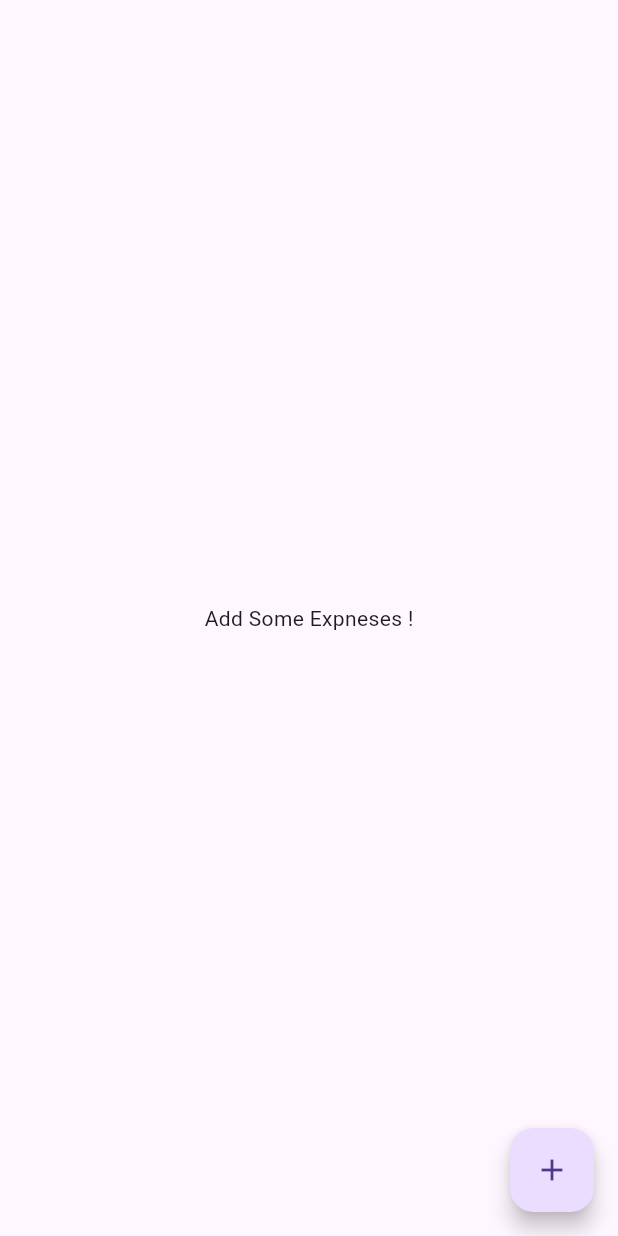
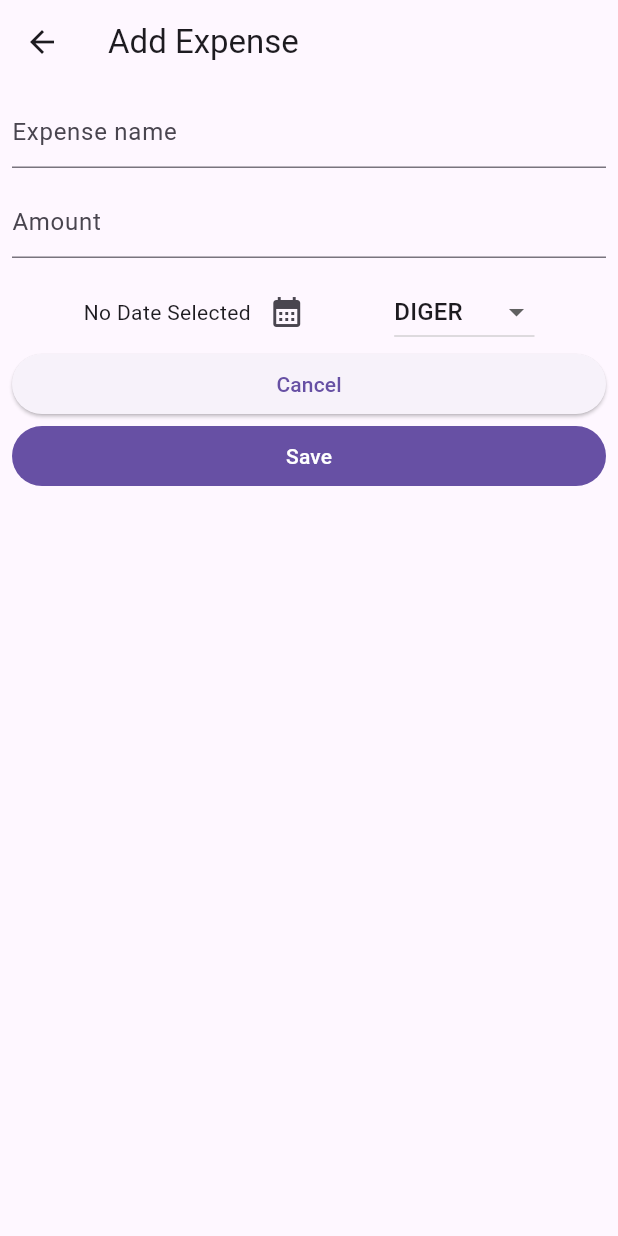
Before and after one commit to omerfaruksomay/expense_tracker, a Flutter app: the ExpensesScreen screen opened directly, after a tap on the "add" icon, on a phone screen of 412 x 824 dp. Run offline on Flutter 3.47's test engine with Material 2 defaults, Android fonts, the phone set to English and light mode, and no system bars; our stand-ins replace flutter_slidable, hive, hive_flutter, syncfusion_flutter_datepicker; accounts and stored records are empty.

```diff
--- a/lib/main.dart
+++ b/lib/main.dart
@@ -22,6 +22,7 @@ class MyApp extends StatelessWidget {
   @override
   Widget build(BuildContext context) {
     return MaterialApp(
+      debugShowCheckedModeBanner: false,
       title: 'Flutter Expense Tracker App',
       theme: ThemeData(
         useMaterial3: true,
--- /dev/null
+++ b/lib/screens/add_expense.dart
@@ -0,0 +1,176 @@
+import 'package:flutter/material.dart';
+import 'package:hive/hive.dart';
+
+import '/models/expense.dart';
+
+class AddExpenseScreen extends StatefulWidget {
+  const AddExpenseScreen({super.key});
+
+  @override
+  State<AddExpenseScreen> createState() => _AddExpenseScreenState();
+}
+
+class _AddExpenseScreenState extends State<AddExpenseScreen> {
+  late final Box box;
+
+  final _nameController = TextEditingController();
+  final _amaountController = TextEditingController();
+
+  DateTime? _selectedDate;
+  Category _selectedCategory = Category.diger;
+
+  final _expenseFormKey = GlobalKey<FormState>();
+
+  @override
+  void initState() {
+    // TODO: implement initState
+    super.initState();
+    box = Hive.box<Expense>('expenses');
+  }
+
+  void _presentDatePicker() async {
+    final now = DateTime.now();
+    final firstDate = DateTime(now.year - 3, now.month, now.day);
+    final pickedDate = await showDatePicker(
+      context: context,
+      initialDate: now,
+      firstDate: firstDate,
+      lastDate: now,
+    );
+    setState(() {
+      _selectedDate = pickedDate;
+    });
+  }
+
+  _addExpense() async {
+    final int id = box.length + 1;
+    final enteredAmount = int.parse(_amaountController.text);
+
+    Expense newExpense = Expense(
+      id: id,
+      name: _nameController.text,
+      amount: enteredAmount,
+      date: _selectedDate!,
+      category: _selectedCategory,
+    );
+
+    box.add(newExpense);
+
+    return ScaffoldMessenger.of(context).showSnackBar(
+      const SnackBar(
+        content: Text('Expesnse Added!'),
+      ),
+    );
+  }
+
+  String? _fieldValidator(String? value) {
+    if (value == null || value.isEmpty) {
+      return 'Field can\'t be empty';
+    }
+    return null;
+  }
+
+  @override
+  Widget build(BuildContext context) {
+    return Scaffold(
+      appBar: AppBar(
+        title: const Text('Add Expense'),
+      ),
+      body: Padding(
+        padding: const EdgeInsets.all(8),
+        child: Form(
+            key: _expenseFormKey,
+            child: Column(
+              children: [
+                TextFormField(
+                  decoration: const InputDecoration(
+                    hintText: 'Expense name',
+                  ),
+                  autocorrect: false,
+                  keyboardType: TextInputType.name,
+                  controller: _nameController,
+                  validator: _fieldValidator,
+                ),
+                const SizedBox(height: 12),
+                TextFormField(
+                  decoration: const InputDecoration(
+                    hintText: 'Amount',
+                  ),
+                  autocorrect: false,
+                  keyboardType: TextInputType.number,
+                  controller: _amaountController,
+                  validator: _fieldValidator,
+                ),
+                const SizedBox(height: 12),
+                Row(
+                  mainAxisAlignment: MainAxisAlignment.spaceEvenly,
+                  children: [
+                    Row(
+                      mainAxisAlignment: MainAxisAlignment.end,
+                      crossAxisAlignment: CrossAxisAlignment.center,
+                      children: [
+                        Text(_selectedDate == null
+                            ? 'No Date Selected'
+                            : formatter.format(_selectedDate!)),
+                        IconButton(
+                          onPressed: _presentDatePicker,
+                          icon: const Icon(Icons.calendar_month),
+                        ),
+                      ],
+                    ),
+                    DropdownButton(
+                      value: _selectedCategory,
+                      items: Category.values
+                          .map(
+                            (category) => DropdownMenuItem(
+                              value: category,
+                              child: Text(
+                                category.name.toUpperCase(),
+                              ),
+                            ),
+                          )
+                          .toList(),
+                      onChanged: (value) {
+                        if (value == null) {
+                          return;
+                        }
+                        setState(() {
+                          _selectedCategory = value;
+                        });
+                      },
+                    ),
+                  ],
+                ),
+                Column(
+                  mainAxisAlignment: MainAxisAlignment.end,
+                  children: [
+                    SizedBox(
+                      width: double.infinity,
+                      child: ElevatedButton(
+                        onPressed: () {
+                          Navigator.of(context).pop();
+                        },
+                        child: const Text('Cancel'),
+                      ),
+                    ),
+                    const SizedBox(width: 10),
+                    SizedBox(
+                      width: double.infinity,
+                      child: FilledButton(
+                        onPressed: () {
+                          if (_expenseFormKey.currentState!.validate()) {
+                            _addExpense();
+                            Navigator.of(context).pop();
+                          }
+                        },
+                        child: const Text('Save'),
+                      ),
+                    ),
+                  ],
+                )
+              ],
+            )),
+      ),
+    );
+  }
+}
--- a/lib/screens/expenses_screen.dart
+++ b/lib/screens/expenses_screen.dart
@@ -3,6 +3,7 @@ import 'package:flutter_slidable/flutter_slidable.dart';
 import 'package:hive_flutter/adapters.dart';
 
 import '/models/expense.dart';
+import '/screens/add_expense.dart';
 
 class ExpensesScreen extends StatefulWidget {
   const ExpensesScreen({super.key});
@@ -36,7 +37,13 @@ class _ExpensesScreenState extends State<ExpensesScreen> {
   Widget build(BuildContext context) {
     return Scaffold(
       floatingActionButton: FloatingActionButton(
-        onPressed: () {}, // todo-> add expense screen
+        onPressed: () {
+          Navigator.of(context).push(
+            MaterialPageRoute(
+              builder: (context) => const AddExpenseScreen(),
+            ),
+          );
+        }, // todo-> add expense screen
         child: const Icon(Icons.add),
       ),
       body: ValueListenableBuilder(
```
Also changed, not shown: lib/models/expense.dart (+6 -6 lines), lib/screens/filters_screen.dart (+68 -3 lines), lib/screens/welcome_screen.dart (+9 -1 lines), lib/widgets/category_filter.dart (added, +166 -0 lines), lib/widgets/date_filter.dart (added, +86 -0 lines), lib/widgets/name_filter.dart (added, +149 -0 lines).
